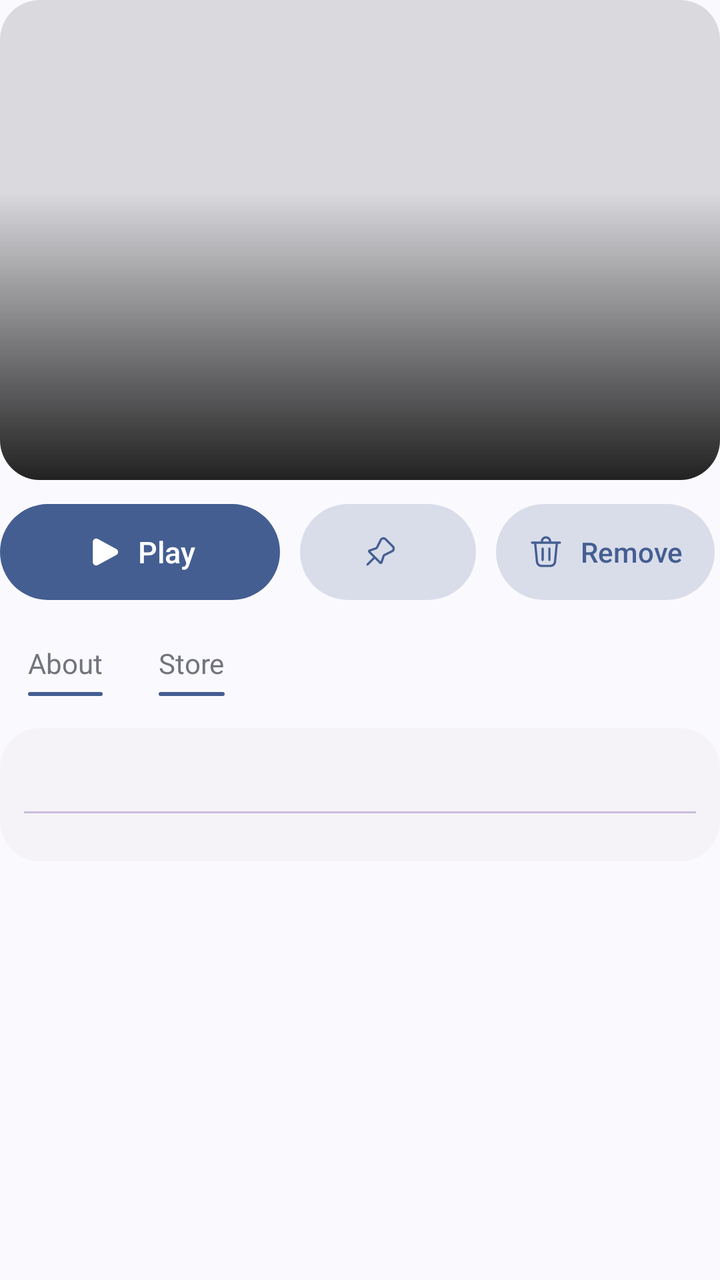
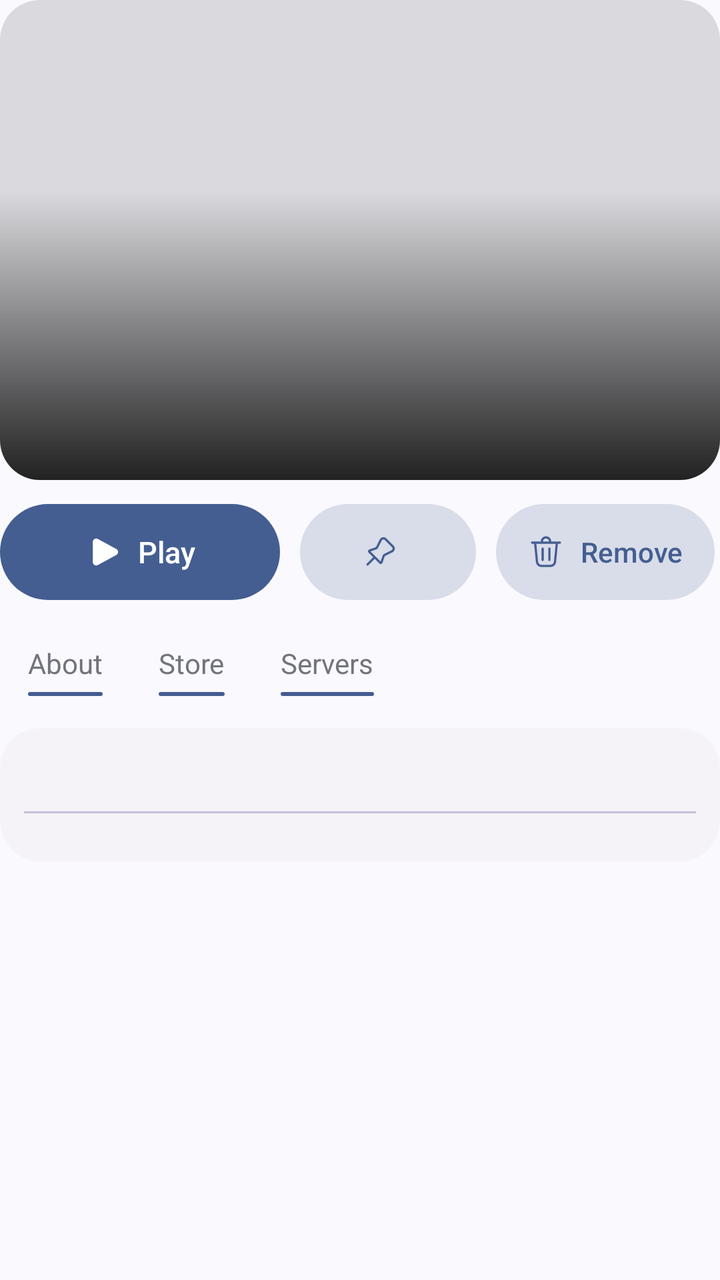

The first picture is an Android layout as it rendered before a commit; the second is the same layout after the commit. The layout source and the unified diff follow.
<!-- AndroidManifest.xml: application theme Theme.Voidstrap -->
<!-- res/layout/view_library_detail.xml -->
<?xml version="1.0" encoding="utf-8"?>
<LinearLayout xmlns:android="http://schemas.android.com/apk/res/android"
    xmlns:app="http://schemas.android.com/apk/res-auto"
    android:layout_width="match_parent"
    android:layout_height="wrap_content"
    android:orientation="vertical">

    <com.google.android.material.card.MaterialCardView
        android:layout_width="match_parent"
        android:layout_height="240dp"
        app:strokeWidth="0dp">

        <ImageView
            android:id="@+id/det_thumb"
            android:layout_width="match_parent"
            android:layout_height="match_parent"
            android:background="@color/vs_subtle_pressed"
            android:importantForAccessibility="no"
            android:scaleType="centerCrop" />

        <View
            android:layout_width="match_parent"
            android:layout_height="match_parent"
            android:background="@drawable/vs_hero_scrim" />

        <LinearLayout
            android:layout_width="match_parent"
            android:layout_height="wrap_content"
            android:layout_gravity="bottom"
            android:orientation="vertical"
            android:paddingStart="18dp"
            android:paddingEnd="18dp"
            android:paddingBottom="14dp">

            <TextView
                android:id="@+id/det_name"
                android:layout_width="match_parent"
                android:layout_height="wrap_content"
                android:ellipsize="end"
                android:maxLines="1"
                android:textColor="#FFFFFFFF"
                android:textSize="26sp"
                android:textStyle="bold" />

            <TextView
                android:id="@+id/det_creator"
                android:layout_width="match_parent"
                android:layout_height="wrap_content"
                android:layout_marginTop="2dp"
                android:textColor="#CCFFFFFF"
                android:textSize="13sp" />
        </LinearLayout>
    </com.google.android.material.card.MaterialCardView>

    <LinearLayout
        android:id="@+id/det_row"
        android:layout_width="match_parent"
        android:layout_height="wrap_content"
        android:layout_marginTop="12dp"
        android:gravity="center_vertical"
        android:orientation="horizontal">

        <com.google.android.material.button.MaterialButton
            android:id="@+id/det_play"
            android:layout_width="wrap_content"
            android:layout_height="wrap_content"
            android:minWidth="140dp"
            android:text="@string/library_play"
            android:textSize="15sp"
            app:icon="@drawable/ic_play_filled" />

        <com.google.android.material.button.MaterialButton
            android:id="@+id/det_pin"
            style="@style/Widget.Voidstrap.Button.Standard"
            android:layout_width="wrap_content"
            android:layout_height="wrap_content"
            android:layout_marginStart="10dp"
            app:icon="@drawable/ic_pin" />

        <com.google.android.material.button.MaterialButton
            android:id="@+id/det_remove"
            style="@style/Widget.Voidstrap.Button.Standard"
            android:layout_width="wrap_content"
            android:layout_height="wrap_content"
            android:layout_marginStart="10dp"
            android:text="@string/library_remove"
            app:icon="@drawable/ic_delete" />

        <com.google.android.material.button.MaterialButton
            android:id="@+id/det_more"
            style="@style/Widget.Voidstrap.Button.Standard"
            android:layout_width="wrap_content"
            android:layout_height="wrap_content"
            android:layout_marginStart="10dp"
            android:contentDescription="@string/common_more"
            android:minWidth="@dimen/vs_touch"
            android:paddingStart="12dp"
            android:paddingEnd="12dp"
            app:icon="@drawable/ic_more_vertical"
            app:iconPadding="0dp" />

        <Space
            android:id="@+id/det_space"
            android:layout_width="0dp"
            android:layout_height="0dp"
            android:layout_weight="1" />

        <LinearLayout
            android:id="@+id/det_stats"
            android:layout_width="wrap_content"
            android:layout_height="wrap_content"
            android:orientation="horizontal" />
    </LinearLayout>

    <LinearLayout
        android:id="@+id/det_stats_below"
        android:layout_width="match_parent"
        android:layout_height="wrap_content"
        android:layout_marginTop="12dp"
        android:orientation="horizontal"
        android:visibility="gone" />

    <LinearLayout
        android:layout_width="match_parent"
        android:layout_height="wrap_content"
        android:layout_marginTop="14dp"
        android:orientation="horizontal">

        <LinearLayout
            android:id="@+id/det_tab_about"
            android:layout_width="wrap_content"
            android:layout_height="wrap_content"
            android:background="@drawable/vs_row"
            android:clickable="true"
            android:focusable="true"
            android:orientation="vertical"
            android:paddingStart="14dp"
            android:paddingTop="8dp"
            android:paddingEnd="14dp"
            android:paddingBottom="6dp">

            <TextView
                android:id="@+id/det_tab_about_text"
                android:layout_width="wrap_content"
                android:layout_height="wrap_content"
                android:drawablePadding="6dp"
                android:gravity="center_vertical"
                android:text="@string/library_about"
                android:textSize="14sp" />

            <View
                android:id="@+id/det_tab_about_line"
                android:layout_width="match_parent"
                android:layout_height="2dp"
                android:layout_marginTop="5dp"
                android:background="@drawable/vs_tab_line" />
        </LinearLayout>

        <LinearLayout
            android:id="@+id/det_tab_store"
            android:layout_width="wrap_content"
            android:layout_height="wrap_content"
            android:background="@drawable/vs_row"
            android:clickable="true"
            android:focusable="true"
            android:orientation="vertical"
            android:paddingStart="14dp"
            android:paddingTop="8dp"
            android:paddingEnd="14dp"
            android:paddingBottom="6dp">

            <TextView
                android:id="@+id/det_tab_store_text"
                android:layout_width="wrap_content"
                android:layout_height="wrap_content"
                android:drawablePadding="6dp"
                android:gravity="center_vertical"
                android:text="@string/library_store"
                android:textSize="14sp" />

            <View
                android:id="@+id/det_tab_store_line"
                android:layout_width="match_parent"
                android:layout_height="2dp"
                android:layout_marginTop="5dp"
                android:background="@drawable/vs_tab_line" />
        </LinearLayout>
    </LinearLayout>

    <com.google.android.material.card.MaterialCardView
        android:layout_width="match_parent"
        android:layout_height="wrap_content"
        android:layout_marginTop="10dp">

        <LinearLayout
            android:id="@+id/det_about"
            android:layout_width="match_parent"
            android:layout_height="wrap_content"
            android:orientation="vertical"
            android:padding="12dp">

            <TextView
                android:id="@+id/det_description"
                android:layout_width="match_parent"
                android:layout_height="wrap_content"
                android:textColor="?attr/vsTextPrimary"
                android:textIsSelectable="true"
                android:textSize="13sp" />

            <View
                android:layout_width="match_parent"
                android:layout_height="1dp"
                android:layout_marginTop="12dp"
                android:layout_marginBottom="12dp"
                android:background="@color/vs_divider" />

            <TableLayout
                android:id="@+id/det_facts"
                android:layout_width="match_parent"
                android:layout_height="wrap_content"
                android:shrinkColumns="1" />
        </LinearLayout>

        <LinearLayout
            android:id="@+id/det_store"
            android:layout_width="match_parent"
            android:layout_height="wrap_content"
            android:orientation="vertical"
            android:padding="12dp"
            android:visibility="gone">

            <com.google.android.material.progressindicator.LinearProgressIndicator
                android:id="@+id/det_store_loading"
                android:layout_width="match_parent"
                android:layout_height="wrap_content"
                android:layout_marginBottom="10dp"
                android:indeterminate="true" />

            <TextView
                android:id="@+id/det_store_status"
                android:layout_width="match_parent"
                android:layout_height="wrap_content"
                android:layout_marginBottom="10dp"
                android:textAppearance="@style/TextAppearance.Voidstrap.Caption"
                android:visibility="gone" />

            <androidx.constraintlayout.widget.ConstraintLayout
                android:id="@+id/det_passes"
                android:layout_width="match_parent"
                android:layout_height="wrap_content" />
        </LinearLayout>
    </com.google.android.material.card.MaterialCardView>
</LinearLayout>
<!-- resources referenced by this layout -->
<resources>
  <color name="vs_divider">#FFC9BDDD</color>
  <color name="vs_subtle_pressed">#1F1C1B20</color>
  <dimen name="vs_touch">48dp</dimen>
  <string name="common_more">More options</string>
  <string name="library_about">About</string>
  <string name="library_play">Play</string>
  <string name="library_remove">Remove</string>
  <string name="library_store">Store</string>
  <style name="TextAppearance.Voidstrap.Caption" parent="TextAppearance.Material3.BodySmall">
          <item name="android:textSize">12sp</item>
          <item name="android:textColor">?attr/vsTextSecondary</item>
      </style>
  <style name="Theme.Voidstrap" parent="Base.Theme.Voidstrap" />
  <dimen name="vs_radius_control">12dp</dimen>
  <color name="vs_subtle">#141C1B20</color>
  <style name="Shape.Voidstrap.Pill" parent="">
          <item name="cornerFamily">rounded</item>
          <item name="cornerSize">50%</item>
      </style>
  <color name="vs_window">@color/vs_p_window</color>
  <color name="vs_sidebar">@color/vs_p_sidebar</color>
  <color name="vs_card">@color/vs_p_card</color>
  <color name="vs_menu">@color/vs_p_menu</color>
  <color name="vs_input">@color/vs_p_input</color>
  <color name="vs_text_primary">@color/vs_p_text_primary</color>
  <color name="vs_text_secondary">@color/vs_p_text_secondary</color>
  <color name="vs_text_tertiary">@color/vs_p_text_tertiary</color>
  <color name="vs_accent">@color/vs_p_primary</color>
  <color name="vs_on_accent">@color/vs_p_on_primary</color>
  <color name="vs_accent_text">@color/vs_p_primary</color>
  <color name="vs_critical">#FFBA1A1A</color>
  <color name="vs_control_stroke">#FF7A6E92</color>
  <style name="Shape.Voidstrap.Control" parent="">
          <item name="cornerFamily">rounded</item>
          <item name="cornerSize">@dimen/vs_radius_control</item>
      </style>
  <style name="Shape.Voidstrap.Card" parent="">
          <item name="cornerFamily">rounded</item>
          <item name="cornerSize">@dimen/vs_radius_card</item>
      </style>
  <style name="Shape.Voidstrap.Overlay" parent="">
          <item name="cornerFamily">rounded</item>
          <item name="cornerSize">@dimen/vs_radius_overlay</item>
      </style>
  <style name="Widget.Voidstrap.Snackbar" parent="Widget.Material3.Snackbar">
          <item name="backgroundTint">?attr/vsMenu</item>
          <item name="shapeAppearance">@style/Shape.Voidstrap.Card</item>
      </style>
  <style name="Widget.Voidstrap.SnackbarText" parent="Widget.Material3.Snackbar.TextView">
          <item name="android:textColor">?attr/vsTextPrimary</item>
      </style>
  <style name="Widget.Voidstrap.PopupMenu" parent="Widget.Material3.PopupMenu">
          <item name="android:popupBackground">@drawable/vs_menu_background</item>
      </style>
  <color name="vs_p_window">#FFFBF8FF</color>
  <color name="vs_p_sidebar">#FFF0EAF8</color>
  <color name="vs_p_card">#FFF7F2FC</color>
  <color name="vs_p_menu">#FFEBE3F5</color>
  <color name="vs_p_input">#FFE6DDF2</color>
  <color name="vs_p_text_primary">#FF1E1433</color>
  <color name="vs_p_text_secondary">#FF4C4066</color>
  <color name="vs_p_text_tertiary">#FF7A6E92</color>
  <color name="vs_p_primary">#FF5B3D9E</color>
  <color name="vs_p_on_primary">#FFFFFFFF</color>
  <dimen name="vs_radius_card">20dp</dimen>
  <dimen name="vs_radius_overlay">28dp</dimen>
  <!-- unchanged entries left out for length: 20 -->
</resources>

<!-- the commit's change to res/layout/view_library_detail.xml (unified diff, before → after) -->
@@ -185,9 +185,92 @@
                 android:layout_marginTop="5dp"
                 android:background="@drawable/vs_tab_line" />
         </LinearLayout>
+
+        <LinearLayout
+            android:id="@+id/det_tab_servers"
+            android:layout_width="wrap_content"
+            android:layout_height="wrap_content"
+            android:background="@drawable/vs_row"
+            android:clickable="true"
+            android:focusable="true"
+            android:orientation="vertical"
+            android:paddingStart="14dp"
+            android:paddingTop="8dp"
+            android:paddingEnd="14dp"
+            android:paddingBottom="6dp">
+
+            <TextView
+                android:id="@+id/det_tab_servers_text"
+                android:layout_width="wrap_content"
+                android:layout_height="wrap_content"
+                android:drawablePadding="6dp"
+                android:gravity="center_vertical"
+                android:text="@string/library_servers"
+                android:textSize="14sp" />
+
+            <View
+                android:id="@+id/det_tab_servers_line"
+                android:layout_width="match_parent"
+                android:layout_height="2dp"
+                android:layout_marginTop="5dp"
+                android:background="@drawable/vs_tab_line" />
+        </LinearLayout>
     </LinearLayout>
 
-    <com.google.android.material.card.MaterialCardView
+        <com.google.android.material.card.MaterialCardView
+        android:layout_width="match_parent"
+        android:layout_height="wrap_content"
+        android:layout_marginTop="10dp"
+        android:visibility="gone"
+        android:id="@+id/det_servers_card">
+
+        <LinearLayout
+            android:id="@+id/det_servers_page"
+            android:layout_width="match_parent"
+            android:layout_height="wrap_content"
+            android:orientation="vertical"
+            android:padding="12dp">
+
+                <LinearLayout
+                    android:id="@+id/det_servers"
+                    android:layout_width="match_parent"
+                    android:layout_height="wrap_content"
+                    android:layout_marginTop="16dp"
+                    android:orientation="vertical">
+
+                    <TextView
+                        android:layout_width="match_parent"
+                        android:layout_height="wrap_content"
+                        android:text="@string/library_servers"
+                        android:textAppearance="@style/TextAppearance.Material3.TitleSmall"
+                        android:textColor="?attr/colorOnSurface" />
+
+                    <TextView
+                        android:id="@+id/det_servers_status"
+                        android:layout_width="match_parent"
+                        android:layout_height="wrap_content"
+                        android:textAppearance="@style/TextAppearance.Material3.BodySmall"
+                        android:textColor="?attr/colorOnSurfaceVariant" />
+
+                <com.google.android.material.button.MaterialButton
+                    android:id="@+id/det_servers_refresh"
+                    style="@style/Widget.Voidstrap.Button.Standard"
+                    android:layout_width="wrap_content"
+                    android:layout_height="wrap_content"
+                    android:layout_marginTop="8dp"
+                    android:text="@string/library_servers_refresh"
+                    app:icon="@drawable/ic_refresh" />
+
+                    <LinearLayout
+                        android:id="@+id/det_server_list"
+                        android:layout_width="match_parent"
+                        android:layout_height="wrap_content"
+                        android:orientation="vertical" />
+                </LinearLayout>
+            </LinearLayout>
+    </com.google.android.material.card.MaterialCardView>
+
+<com.google.android.material.card.MaterialCardView
         android:layout_width="match_parent"
         android:layout_height="wrap_content"
         android:layout_marginTop="10dp">
<!-- resource entries referenced after the edit -->
@@ -3,10 +3,23 @@
   <color name="vs_divider">#FFC9BDDD</color>
   <color name="vs_subtle_pressed">#1F1C1B20</color>
   <dimen name="vs_touch">48dp</dimen>
+  <!-- drawable ic_refresh (drawable) -->
+  <?xml version="1.0" encoding="utf-8"?>
+  <vector xmlns:android="http://schemas.android.com/apk/res/android"
+      android:width="24dp"
+      android:height="24dp"
+      android:viewportWidth="24"
+      android:viewportHeight="24">
+      <path
+          android:fillColor="#FF000000"
+          android:pathData="M17.65,6.35C16.2,4.9 14.21,4 12,4c-4.42,0 -7.99,3.58 -8,8s3.58,8 8,8c3.73,0 6.84,-2.55 7.73,-6h-2.08c-0.82,2.33 -3.04,4 -5.65,4 -3.31,0 -6,-2.69 -6,-6s2.69,-6 6,-6c1.66,0 3.14,0.69 4.22,1.78L13,11h7V4l-2.35,2.35z" />
+  </vector>
   <string name="common_more">More options</string>
   <string name="library_about">About</string>
   <string name="library_play">Play</string>
   <string name="library_remove">Remove</string>
+  <string name="library_servers">Servers</string>
+  <string name="library_servers_refresh">Refresh</string>
   <string name="library_store">Store</string>
   <style name="TextAppearance.Voidstrap.Caption" parent="TextAppearance.Material3.BodySmall">
           <item name="android:textSize">12sp</item>
